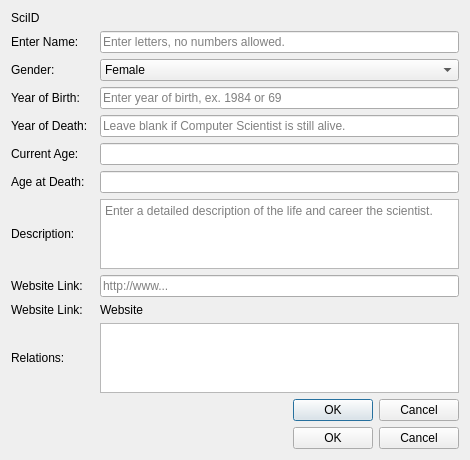
Before: the Qt Designer form UI/addnewscientist.ui in JonOrnBrynjarsson/vN1w3H51, drawn with Qt 5.
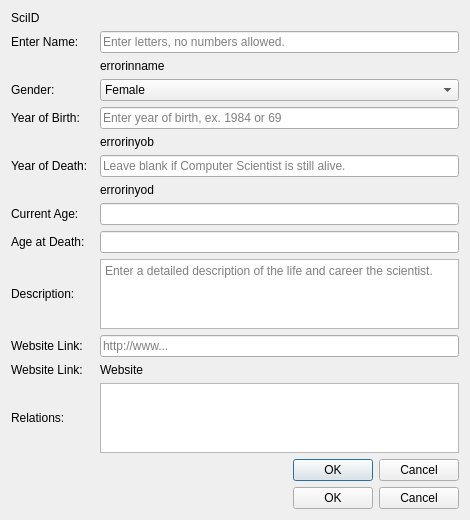
After: the same form once the commit is applied.

Commit message: error checking mania!!

Diff of the .ui file:
```diff
--- a/UI/addnewscientist.ui
+++ b/UI/addnewscientist.ui
@@ -7,66 +7,63 @@
     <x>0</x>
     <y>0</y>
     <width>470</width>
-    <height>425</height>
+    <height>444</height>
    </rect>
   </property>
   <property name="windowTitle">
    <string>Add new Computer Scientist to Database</string>
   </property>
   <layout class="QGridLayout" name="gridLayout">
-   <item row="12" column="2">
-    <widget class="QDialogButtonBox" name="buttonBox_editScientist">
-     <property name="standardButtons">
-      <set>QDialogButtonBox::Cancel|QDialogButtonBox::Ok</set>
-     </property>
-    </widget>
-   </item>
-   <item row="9" column="0">
+   <item row="12" column="0">
     <widget class="QLabel" name="labelEntLink">
      <property name="text">
       <string>Website Link:</string>
      </property>
     </widget>
    </item>
-   <item row="3" column="0">
-    <widget class="QLabel" name="labelEntBirth">
-     <property name="text">
-      <string>Year of Birth:</string>
+   <item row="15" column="2">
+    <widget class="QDialogButtonBox" name="buttonBox_editScientist">
+     <property name="standardButtons">
+      <set>QDialogButtonBox::Cancel|QDialogButtonBox::Ok</set>
      </property>
     </widget>
    </item>
-   <item row="8" column="0">
+   <item row="11" column="0">
     <widget class="QLabel" name="labelEntDescr">
      <property name="text">
       <string>Description:</string>
      </property>
     </widget>
    </item>
-   <item row="4" column="2">
+   <item row="4" column="0">
+    <widget class="QLabel" name="labelEntBirth">
+     <property name="text">
+      <string>Year of Birth:</string>
+     </property>
+    </widget>
+   </item>
+   <item row="6" column="2">
     <widget class="QLineEdit" name="lineEdit_yod">
      <property name="placeholderText">
       <string>Leave blank if Computer Scientist is still alive.</string>
      </property>
     </widget>
    </item>
-   <item row="5" column="0">
+   <item row="8" column="0">
     <widget class="QLabel" name="labelCurrentAge">
      <property name="text">
       <string>Current Age:</string>
      </property>
     </widget>
    </item>
-   <item row="3" column="2">
+   <item row="4" column="2">
     <widget class="QLineEdit" name="lineEdit_yob">
      <property name="placeholderText">
       <string>Enter year of birth, ex. 1984 or 69</string>
      </property>
     </widget>
    </item>
-   <item row="5" column="2">
-    <widget class="QLineEdit" name="lineEdit_currentAge"/>
-   </item>
-   <item row="9" column="2">
+   <item row="12" column="2">
     <widget class="QLineEdit" name="lineEdit_link">
      <property name="toolTip">
       <string/>
@@ -79,13 +76,16 @@
      </property>
     </widget>
    </item>
-   <item row="7" column="0">
+   <item row="10" column="0">
     <widget class="QLabel" name="labelAgeAtDeath">
      <property name="text">
       <string>Age at Death:</string>
      </property>
     </widget>
    </item>
+   <item row="8" column="2">
+    <widget class="QLineEdit" name="lineEdit_currentAge"/>
+   </item>
    <item row="0" column="0">
     <widget class="QLabel" name="labelSciid">
      <property name="text">
@@ -93,22 +93,9 @@
      </property>
     </widget>
    </item>
-   <item row="7" column="2">
+   <item row="10" column="2">
     <widget class="QLineEdit" name="lineEdit_AgeAtDeath"/>
    </item>
-   <item row="8" column="2">
-    <widget class="QTextEdit" name="textEdit_descr">
-     <property name="toolTip">
-      <string>SSSS</string>
-     </property>
-     <property name="whatsThis">
-      <string>This is a text input, you can use it to enter the description of the computer scientist.</string>
-     </property>
-     <property name="placeholderText">
-      <string>Enter a detailed description of the life and career the scientist.</string>
-     </property>
-    </widget>
-   </item>
    <item row="1" column="2">
     <widget class="QLineEdit" name="lineEdit_name">
      <property name="toolTip">
@@ -131,7 +118,14 @@
      </property>
     </widget>
    </item>
-   <item row="2" column="2">
+   <item row="1" column="0">
+    <widget class="QLabel" name="labelEntName">
+     <property name="text">
+      <string>Enter Name:</string>
+     </property>
+    </widget>
+   </item>
+   <item row="3" column="2">
     <widget class="QComboBox" name="comboBox_gender">
      <property name="toolTip">
       <string/>
@@ -156,21 +150,20 @@
      </item>
     </widget>
    </item>
-   <item row="1" column="0">
-    <widget class="QLabel" name="labelEntName">
-     <property name="text">
-      <string>Enter Name:</string>
+   <item row="11" column="2">
+    <widget class="QTextEdit" name="textEdit_descr">
+     <property name="toolTip">
+      <string>SSSS</string>
      </property>
-    </widget>
-   </item>
-   <item row="2" column="0">
-    <widget class="QLabel" name="labelEntGender">
-     <property name="text">
-      <string>Gender:</string>
+     <property name="whatsThis">
+      <string>This is a text input, you can use it to enter the description of the computer scientist.</string>
      </property>
+     <property name="placeholderText">
+      <string>Enter a detailed description of the life and career the scientist.</string>
+     </property>
     </widget>
    </item>
-   <item row="13" column="0" colspan="3">
+   <item row="16" column="0" colspan="3">
     <widget class="QDialogButtonBox" name="buttonBox">
      <property name="orientation">
       <enum>Qt::Horizontal</enum>
@@ -180,37 +173,65 @@
      </property>
     </widget>
    </item>
-   <item row="4" column="0">
-    <widget class="QLabel" name="labelEntDeath">
-     <property name="text">
-      <string>Year of Death:</string>
-     </property>
-    </widget>
-   </item>
-   <item row="11" column="0">
+   <item row="14" column="0">
     <widget class="QLabel" name="labelRelations">
      <property name="text">
       <string>Relations:</string>
      </property>
     </widget>
    </item>
-   <item row="11" column="2">
-    <widget class="QTextBrowser" name="textBrowser_relations"/>
+   <item row="3" column="0">
+    <widget class="QLabel" name="labelEntGender">
+     <property name="text">
+      <string>Gender:</string>
+     </property>
+    </widget>
    </item>
-   <item row="10" column="0">
-    <widget class="QLabel" name="labelClickableLink">
+   <item row="6" column="0">
+    <widget class="QLabel" name="labelEntDeath">
      <property name="text">
-      <string>Website Link:</string>
+      <string>Year of Death:</string>
      </property>
     </widget>
    </item>
-   <item row="10" column="2">
+   <item row="13" column="2">
     <widget class="QLabel" name="labelClickableUrlReal">
      <property name="text">
       <string>Website</string>
      </property>
     </widget>
    </item>
+   <item row="13" column="0">
+    <widget class="QLabel" name="labelClickableLink">
+     <property name="text">
+      <string>Website Link:</string>
+     </property>
+    </widget>
+   </item>
+   <item row="14" column="2">
+    <widget class="QTextBrowser" name="textBrowser_relations"/>
+   </item>
+   <item row="2" column="2">
+    <widget class="QLabel" name="errorInName">
+     <property name="text">
+      <string>errorinname</string>
+     </property>
+    </widget>
+   </item>
+   <item row="5" column="2">
+    <widget class="QLabel" name="errorInYob">
+     <property name="text">
+      <string>errorinyob</string>
+     </property>
+    </widget>
+   </item>
+   <item row="7" column="2">
+    <widget class="QLabel" name="errorInYod">
+     <property name="text">
+      <string>errorinyod</string>
+     </property>
+    </widget>
+   </item>
   </layout>
  </widget>
  <tabstops>
```
The commit also changes 11 other files.
